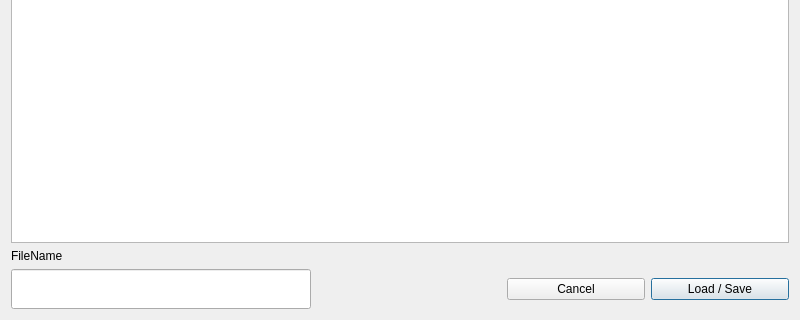
First picture: the form in FileLoadSave.ui, repository rmick/Combobulator, before the edit; both pictures show x 0 to 800 and y 280 to 600 of the 800 by 600 pixel window.
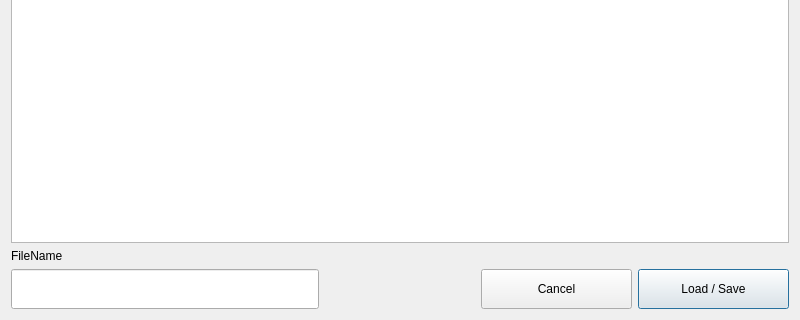
Second picture: the form after the edit.

```diff
--- a/FileLoadSave.ui
+++ b/FileLoadSave.ui
@@ -14,26 +14,10 @@
    <string>Dialog</string>
   </property>
   <layout class="QGridLayout" name="gridLayout">
-   <item row="5" column="1">
-    <spacer name="horizontalSpacer">
-     <property name="orientation">
-      <enum>Qt::Horizontal</enum>
-     </property>
-     <property name="sizeType">
-      <enum>QSizePolicy::Fixed</enum>
-     </property>
-     <property name="sizeHint" stdset="0">
-      <size>
-       <width>40</width>
-       <height>20</height>
-      </size>
-     </property>
-    </spacer>
-   </item>
    <item row="5" column="3">
     <widget class="QPushButton" name="btn_Cancel">
      <property name="sizePolicy">
-      <sizepolicy hsizetype="Preferred" vsizetype="Fixed">
+      <sizepolicy hsizetype="Preferred" vsizetype="Preferred">
        <horstretch>0</horstretch>
        <verstretch>0</verstretch>
       </sizepolicy>
@@ -46,7 +30,7 @@
    <item row="5" column="4">
     <widget class="QPushButton" name="btn_LoadSave">
      <property name="sizePolicy">
-      <sizepolicy hsizetype="Preferred" vsizetype="Fixed">
+      <sizepolicy hsizetype="Preferred" vsizetype="Preferred">
        <horstretch>0</horstretch>
        <verstretch>0</verstretch>
       </sizepolicy>
@@ -99,22 +83,6 @@
      </attribute>
     </widget>
    </item>
-   <item row="5" column="0">
-    <widget class="QLineEdit" name="lineEdit_FileName">
-     <property name="sizePolicy">
-      <sizepolicy hsizetype="Minimum" vsizetype="Fixed">
-       <horstretch>0</horstretch>
-       <verstretch>0</verstretch>
-      </sizepolicy>
-     </property>
-     <property name="minimumSize">
-      <size>
-       <width>300</width>
-       <height>40</height>
-      </size>
-     </property>
-    </widget>
-   </item>
    <item row="2" column="0">
     <widget class="QLabel" name="label_FileName">
      <property name="text">
@@ -134,6 +102,38 @@
      </property>
     </widget>
    </item>
+   <item row="5" column="2">
+    <spacer name="horizontalSpacer">
+     <property name="orientation">
+      <enum>Qt::Horizontal</enum>
+     </property>
+     <property name="sizeType">
+      <enum>QSizePolicy::Fixed</enum>
+     </property>
+     <property name="sizeHint" stdset="0">
+      <size>
+       <width>10</width>
+       <height>20</height>
+      </size>
+     </property>
+    </spacer>
+   </item>
+   <item row="5" column="0" colspan="2">
+    <widget class="QLineEdit" name="lineEdit_FileName">
+     <property name="sizePolicy">
+      <sizepolicy hsizetype="Preferred" vsizetype="Preferred">
+       <horstretch>0</horstretch>
+       <verstretch>0</verstretch>
+      </sizepolicy>
+     </property>
+     <property name="minimumSize">
+      <size>
+       <width>300</width>
+       <height>40</height>
+      </size>
+     </property>
+    </widget>
+   </item>
   </layout>
  </widget>
  <resources/>
```
